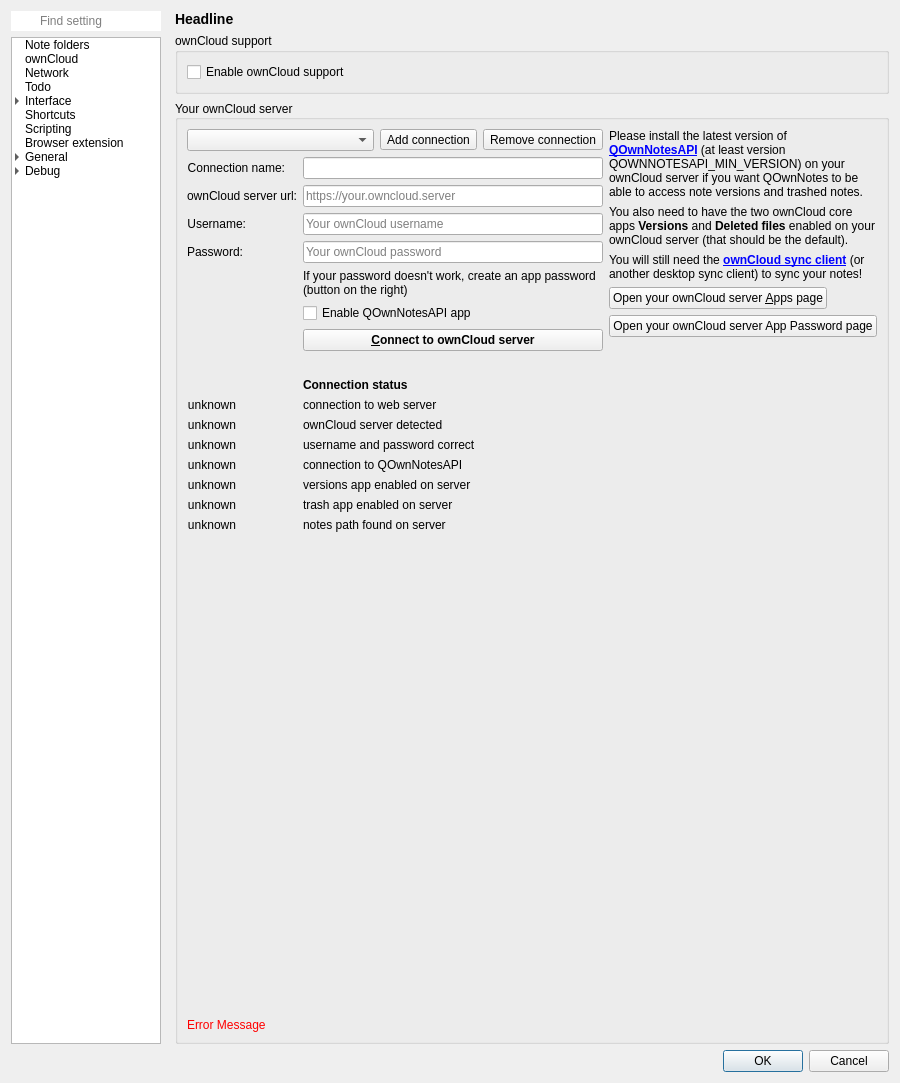
First picture: the form in src/dialogs/settingsdialog.ui, repository pbek/QOwnNotes, before the edit.
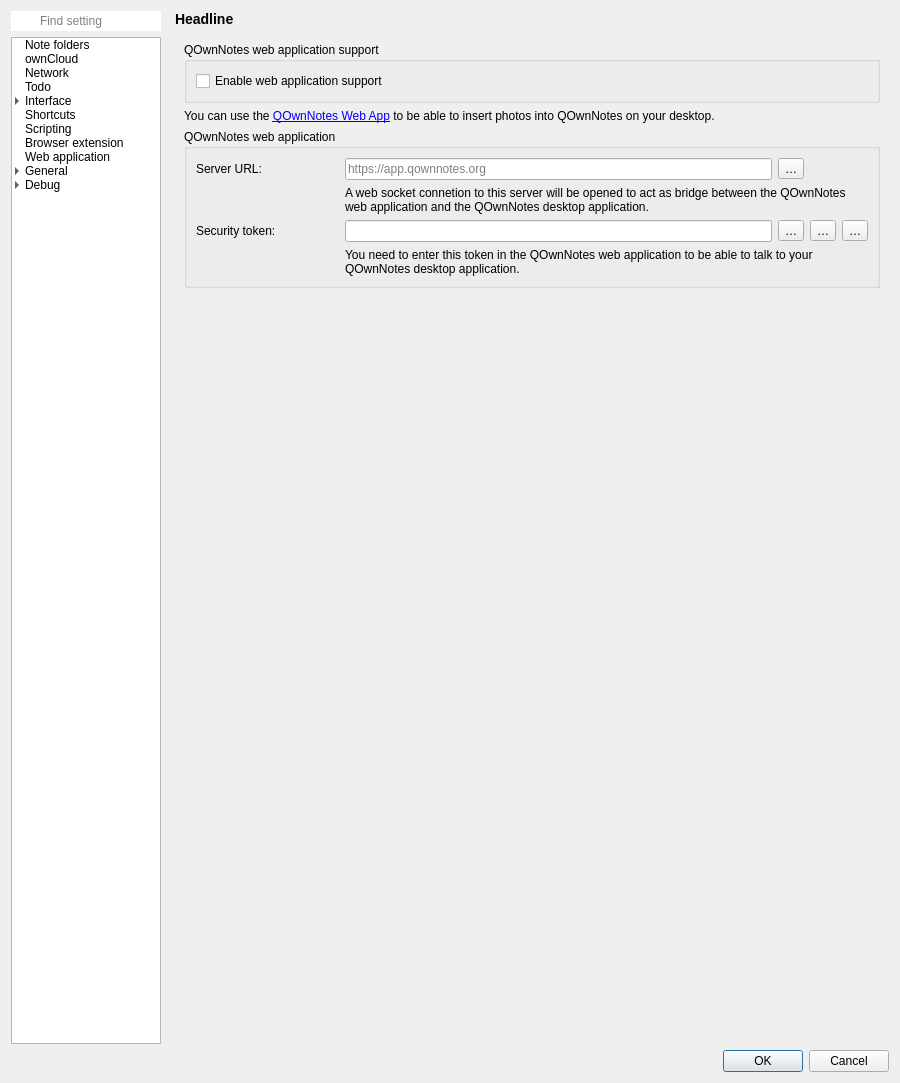
Second picture: the form after the edit. Icons and pictures are not drawn. Custom widgets are drawn as their Qt base class.

Commit message: Add basic web app support implementation with settings screen (#2104)

```diff
--- a/src/dialogs/settingsdialog.ui
+++ b/src/dialogs/settingsdialog.ui
@@ -283,6 +283,18 @@
               <normaloff>:/icons/breeze-qownnotes/16x16/text-html.svg</normaloff>:/icons/breeze-qownnotes/16x16/text-html.svg</iconset>
             </property>
            </item>
+           <item>
+            <property name="text">
+             <string>Web application</string>
+            </property>
+            <property name="whatsThis">
+             <string notr="true">20</string>
+            </property>
+            <property name="icon">
+             <iconset resource="../breeze-qownnotes.qrc">
+              <normaloff>:/icons/breeze-qownnotes/16x16/text-html.svg</normaloff>:/icons/breeze-qownnotes/16x16/text-html.svg</iconset>
+            </property>
+           </item>
            <item>
             <property name="text">
              <string>General</string>
@@ -397,7 +409,7 @@
          <item>
           <widget class="QStackedWidget" name="settingsStackedWidget">
            <property name="currentIndex">
-            <number>1</number>
+            <number>20</number>
            </property>
            <widget class="QWidget" name="noteFoldersPage">
             <layout class="QGridLayout" name="gridLayout_19">
@@ -6191,6 +6203,192 @@
              </item>
             </layout>
            </widget>
+           <widget class="QWidget" name="webApplicationPage">
+            <layout class="QGridLayout" name="gridLayout_79">
+             <item row="1" column="0">
+              <widget class="QFrame" name="webAppFrame">
+               <property name="frameShape">
+                <enum>QFrame::NoFrame</enum>
+               </property>
+               <layout class="QGridLayout" name="gridLayout_77">
+                <property name="leftMargin">
+                 <number>0</number>
+                </property>
+                <property name="topMargin">
+                 <number>0</number>
+                </property>
+                <property name="rightMargin">
+                 <number>0</number>
+                </property>
+                <property name="bottomMargin">
+                 <number>0</number>
+                </property>
+                <item row="0" column="0">
+                 <widget class="Label" name="webCompannionLabel_2">
+                  <property name="text">
+                   <string>You can use the &lt;a href=&quot;%1&quot;&gt;QOwnNotes Web App&lt;/a&gt; to be able to insert photos into QOwnNotes on your desktop.</string>
+                  </property>
+                  <property name="wordWrap">
+                   <bool>true</bool>
+                  </property>
+                  <property name="openExternalLinks">
+                   <bool>true</bool>
+                  </property>
+                  <property name="textInteractionFlags">
+                   <set>Qt::LinksAccessibleByMouse|Qt::TextSelectableByMouse</set>
+                  </property>
+                 </widget>
+                </item>
+                <item row="1" column="0">
+                 <widget class="QGroupBox" name="webAppGroupBox">
+                  <property name="title">
+                   <string>QOwnNotes web application</string>
+                  </property>
+                  <layout class="QGridLayout" name="gridLayout_80">
+                   <item row="0" column="0">
+                    <widget class="QLabel" name="label_35">
+                     <property name="text">
+                      <string>Server URL:</string>
+                     </property>
+                    </widget>
+                   </item>
+                   <item row="0" column="1" colspan="3">
+                    <widget class="QLineEdit" name="webAppServerUrlLineEdit">
+                     <property name="placeholderText">
+                      <string notr="true">https://app.qownnotes.org</string>
+                     </property>
+                    </widget>
+                   </item>
+                   <item row="2" column="0">
+                    <widget class="QLabel" name="label_36">
+                     <property name="text">
+                      <string>Security token:</string>
+                     </property>
+                    </widget>
+                   </item>
+                   <item row="3" column="1" colspan="6">
+                    <widget class="QLabel" name="label_37">
+                     <property name="text">
+                      <string>You need to enter this token in the QOwnNotes web application to be able to talk to your QOwnNotes desktop application.</string>
+                     </property>
+                     <property name="wordWrap">
+                      <bool>true</bool>
+                     </property>
+                    </widget>
+                   </item>
+                   <item row="2" column="4">
+                    <widget class="QToolButton" name="webAppShowTokenButton">
+                     <property name="toolTip">
+                      <string>Show security token</string>
+                     </property>
+                     <property name="text">
+                      <string notr="true">…</string>
+                     </property>
+                     <property name="icon">
+                      <iconset theme="document-decrypt" resource="../breeze-qownnotes.qrc">
+                       <normaloff>:/icons/breeze-qownnotes/16x16/document-decrypt.svg</normaloff>:/icons/breeze-qownnotes/16x16/document-decrypt.svg</iconset>
+                     </property>
+                    </widget>
+                   </item>
+                   <item row="1" column="1" colspan="6">
+                    <widget class="QLabel" name="label_38">
+                     <property name="text">
+                      <string>A web socket connetion to this server will be opened to act as bridge between the QOwnNotes web application and the QOwnNotes desktop application.</string>
+                     </property>
+                     <property name="wordWrap">
+                      <bool>true</bool>
+                     </property>
+                    </widget>
+                   </item>
+                   <item row="2" column="1" colspan="3">
+                    <widget class="QLineEdit" name="webAppTokenLineEdit">
+                     <property name="echoMode">
+                      <enum>QLineEdit::Password</enum>
+                     </property>
+                     <property name="readOnly">
+                      <bool>true</bool>
+                     </property>
+                    </widget>
+                   </item>
+                   <item row="2" column="5">
+                    <widget class="QToolButton" name="webAppCopyTokenButton">
+                     <property name="toolTip">
+                      <string>Copy security token to clipboard</string>
+                     </property>
+                     <property name="text">
+                      <string notr="true">…</string>
+                     </property>
+                     <property name="icon">
+                      <iconset theme="edit-copy" resource="../breeze-qownnotes.qrc">
+                       <normaloff>:/icons/breeze-qownnotes/16x16/edit-copy.svg</normaloff>:/icons/breeze-qownnotes/16x16/edit-copy.svg</iconset>
+                     </property>
+                    </widget>
+                   </item>
+                   <item row="2" column="6">
+                    <widget class="QToolButton" name="webAppGenerateTokenButton">
+                     <property name="toolTip">
+                      <string>Generate new security token</string>
+                     </property>
+                     <property name="text">
+                      <string notr="true">…</string>
+                     </property>
+                     <property name="icon">
+                      <iconset theme="view-refresh" resource="../breeze-qownnotes.qrc">
+                       <normaloff>:/icons/breeze-qownnotes/16x16/view-refresh.svg</normaloff>:/icons/breeze-qownnotes/16x16/view-refresh.svg</iconset>
+                     </property>
+                    </widget>
+                   </item>
+                   <item row="0" column="4">
+                    <widget class="QToolButton" name="webAppServerUrlResetButton">
+                     <property name="toolTip">
+                      <string>Reset the URL to default</string>
+                     </property>
+                     <property name="text">
+                      <string notr="true">…</string>
+                     </property>
+                     <property name="icon">
+                      <iconset theme="edit-clear" resource="../breeze-qownnotes.qrc">
+                       <normaloff>:/icons/breeze-qownnotes/16x16/edit-clear.svg</normaloff>:/icons/breeze-qownnotes/16x16/edit-clear.svg</iconset>
+                     </property>
+                    </widget>
+                   </item>
+                  </layout>
+                 </widget>
+                </item>
+               </layout>
+              </widget>
+             </item>
+             <item row="0" column="0">
+              <widget class="QGroupBox" name="groupBox_37">
+               <property name="title">
+                <string>QOwnNotes web application support</string>
+               </property>
+               <layout class="QVBoxLayout" name="verticalLayout_31">
+                <item>
+                 <widget class="QCheckBox" name="enableWebApplicationCheckBox">
+                  <property name="text">
+                   <string>Enable web application support</string>
+                  </property>
+                 </widget>
+                </item>
+               </layout>
+              </widget>
+             </item>
+             <item row="2" column="0">
+              <spacer name="verticalSpacer_19">
+               <property name="orientation">
+                <enum>Qt::Vertical</enum>
+               </property>
+               <property name="sizeHint" stdset="0">
+                <size>
+                 <width>20</width>
+                 <height>40</height>
+                </size>
+               </property>
+              </spacer>
+             </item>
+            </layout>
+           </widget>
           </widget>
          </item>
         </layout>
```
Left out of the diff: 2 changed lines with no effect on the pictures. The commit also changes 72 other files.
